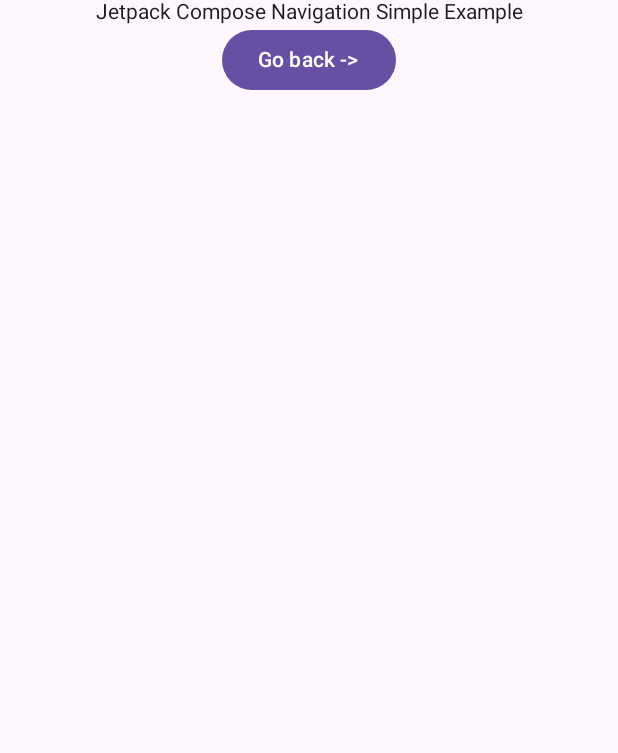
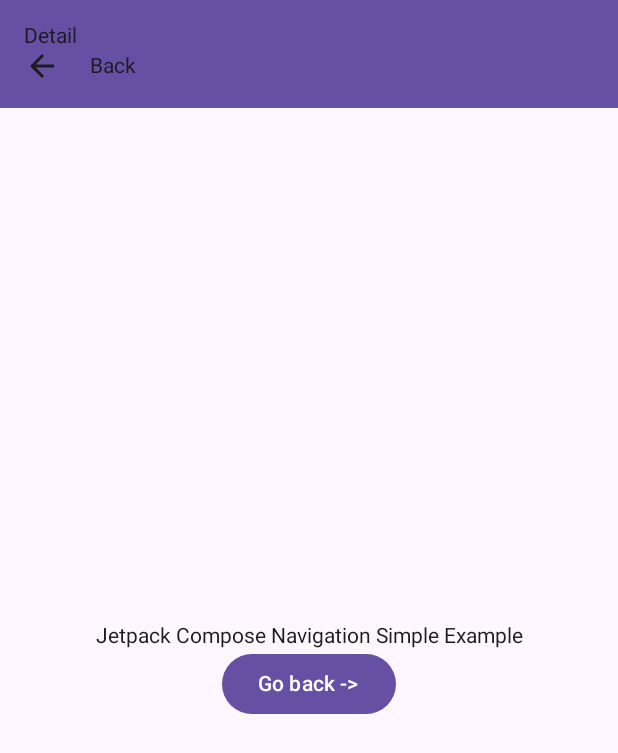
Before and after one commit to DanielBoj/jetpack-compose-tutorial, an Android app built with Jetpack Compose: the @Preview function DetailScreenPreview, on a phone screen of 412 x 824 dp. Shown: the top 753 px of the screen. Run offline under Robolectric (Android 15) with nearby library versions, the phone set to English and light mode, and no system bars.

Commit message:
Update Commit -> v1.1 Añadida lógica tutorial navegación.

```diff
--- a/JetpackComposeNavigation/app/build.gradle.kts
+++ b/JetpackComposeNavigation/app/build.gradle.kts
@@ -66,4 +66,9 @@ dependencies {
 
     // Versión más reciente de compose compiler
     implementation("androidx.compose.compiler:compiler:1.5.3")
+
+    // Navegación mediante compose
+    implementation("androidx.navigation:navigation-compose:2.7.4")
+    implementation("androidx.navigation:navigation-fragment-ktx:2.7.4")
+    implementation("androidx.navigation:navigation-ui-ktx:2.7.4")
 }
--- /dev/null
+++ b/JetpackComposeNavigation/app/src/main/java/org/dboj/jetpackcomposenavigation/navigation/AppDestinations.kt
@@ -0,0 +1,21 @@
+package org.dboj.jetpackcomposenavigation.navigation
+
+import org.dboj.jetpackcomposenavigation.R
+
+interface IAppDestination {
+    val route: String
+    val screenName: String
+}
+
+sealed class AppDestination(
+    override val route: String,
+    override val screenName: String
+): IAppDestination {
+    data object Overview : AppDestination("overview_screen", R.string.app_name.toString())
+    data object Detail : AppDestination("detail_screen", "Detail")
+}
+
+val appDestinations = listOf(
+    AppDestination.Overview,
+    AppDestination.Detail
+)
--- /dev/null
+++ b/JetpackComposeNavigation/app/src/main/java/org/dboj/jetpackcomposenavigation/ui/fragments/TopBar.kt
@@ -0,0 +1,47 @@
+package org.dboj.jetpackcomposenavigation.ui.fragments
+
+import androidx.compose.foundation.background
+import androidx.compose.foundation.clickable
+import androidx.compose.foundation.layout.*
+import androidx.compose.material.icons.Icons
+import androidx.compose.material.icons.filled.ArrowBack
+import androidx.compose.material3.Icon
+import androidx.compose.material3.MaterialTheme
+import androidx.compose.material3.Text
+import androidx.compose.runtime.Composable
+import androidx.compose.ui.Alignment
+import androidx.compose.ui.Modifier
+import androidx.compose.ui.unit.dp
+import androidx.navigation.NavController
+import org.dboj.jetpackcomposenavigation.R
+import org.dboj.jetpackcomposenavigation.navigation.AppDestination
+
+@Composable
+fun TopBar(navController: NavController, currentScreen: AppDestination? = null) {
+    Box(modifier = Modifier
+        .background(MaterialTheme.colorScheme.primary)
+        .fillMaxWidth(),
+        contentAlignment = Alignment.Center
+    ) {
+        Column(modifier = Modifier
+            .fillMaxWidth()
+            .padding(16.dp)
+        ) {
+            Text( text = currentScreen?.screenName ?: R.string.app_name.toString())
+            Row (
+                verticalAlignment = Alignment.CenterVertically,
+                horizontalArrangement = Arrangement.Center
+            ) {
+                Icon(
+                    imageVector = Icons.Default.ArrowBack,
+                    contentDescription = "Back",
+                    modifier = Modifier
+                        .clickable { navController.popBackStack() }
+                )
+                Spacer(modifier = Modifier.width(20.dp))
+                Text(text = "Back")
+            }
+        }
+    }
+
+}
--- a/JetpackComposeNavigation/app/src/main/java/org/dboj/jetpackcomposenavigation/ui/screens/DetailScreen.kt
+++ b/JetpackComposeNavigation/app/src/main/java/org/dboj/jetpackcomposenavigation/ui/screens/DetailScreen.kt
@@ -1,46 +1,53 @@
 package org.dboj.jetpackcomposenavigation.ui.screens
 
-import androidx.compose.foundation.layout.Arrangement
-import androidx.compose.foundation.layout.Column
-import androidx.compose.foundation.layout.fillMaxWidth
-import androidx.compose.foundation.layout.padding
+import androidx.compose.foundation.layout.*
 import androidx.compose.material3.Button
 import androidx.compose.material3.Scaffold
 import androidx.compose.material3.Surface
 import androidx.compose.material3.Text
 import androidx.compose.runtime.Composable
+import androidx.compose.runtime.getValue
 import androidx.compose.ui.Alignment
 import androidx.compose.ui.Modifier
+import androidx.compose.ui.platform.LocalContext
 import androidx.compose.ui.tooling.preview.Preview
+import androidx.navigation.NavController
+import androidx.navigation.NavDestination
+import androidx.navigation.compose.currentBackStackEntryAsState
+import org.dboj.jetpackcomposenavigation.navigation.AppDestination
+import org.dboj.jetpackcomposenavigation.navigation.appDestinations
+import org.dboj.jetpackcomposenavigation.ui.fragments.TopBar
 
 @Composable
-fun DetailScreen() {
+fun DetailScreen(navController: NavController) {
+//    val currentBackStack by navController.currentBackStackEntryAsState()
+//    val currentDestination: NavDestination? = currentBackStack?.destination
+//    val currentScreen: AppDestination = appDestinations.first { it.route == currentDestination?.route }
+
     Scaffold(
         topBar = {
-            // TODO
+            TopBar(navController, AppDestination.Detail)
         },
     ) { innerPadding ->
         Surface(
             modifier = Modifier.padding(innerPadding)
         ) {
-            DetailScreenBodyContent()
+            DetailScreenBodyContent(navController)
         }
     }
 }
 
 @Composable
-fun DetailScreenBodyContent() {
+fun DetailScreenBodyContent(navController: NavController) {
     Column(
         modifier = Modifier
-            .fillMaxWidth(),
+            .fillMaxSize(),
         verticalArrangement = Arrangement.Center,
         horizontalAlignment = Alignment.CenterHorizontally
     ) {
         Text(text = "Jetpack Compose Navigation Simple Example")
         Button(
-            onClick = {
-                /*TODO*/
-            }
+            onClick = { navController.popBackStack() }
         ) {
             Text(text = "Go back ->")
         }
@@ -50,5 +57,5 @@ fun DetailScreenBodyContent() {
 @Preview(showBackground = true)
 @Composable
 fun DetailScreenPreview() {
-    DetailScreen()
+    DetailScreen(navController = NavController(LocalContext.current))
 }
```
Also changed, not shown: JetpackComposeNavigation/app/src/main/java/org/dboj/jetpackcomposenavigation/MainActivity.kt (+3 -4 lines), JetpackComposeNavigation/app/src/main/java/org/dboj/jetpackcomposenavigation/navigation/AppNavigation.kt (added, +39 -0 lines), JetpackComposeNavigation/app/src/main/java/org/dboj/jetpackcomposenavigation/ui/screens/OverviewScreen.kt (+24 -13 lines).
